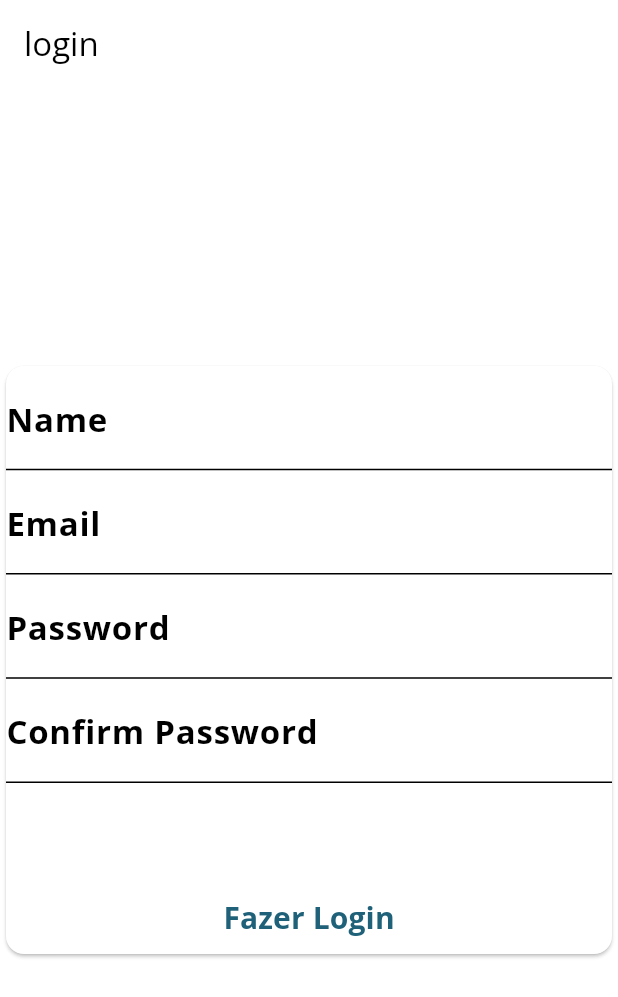
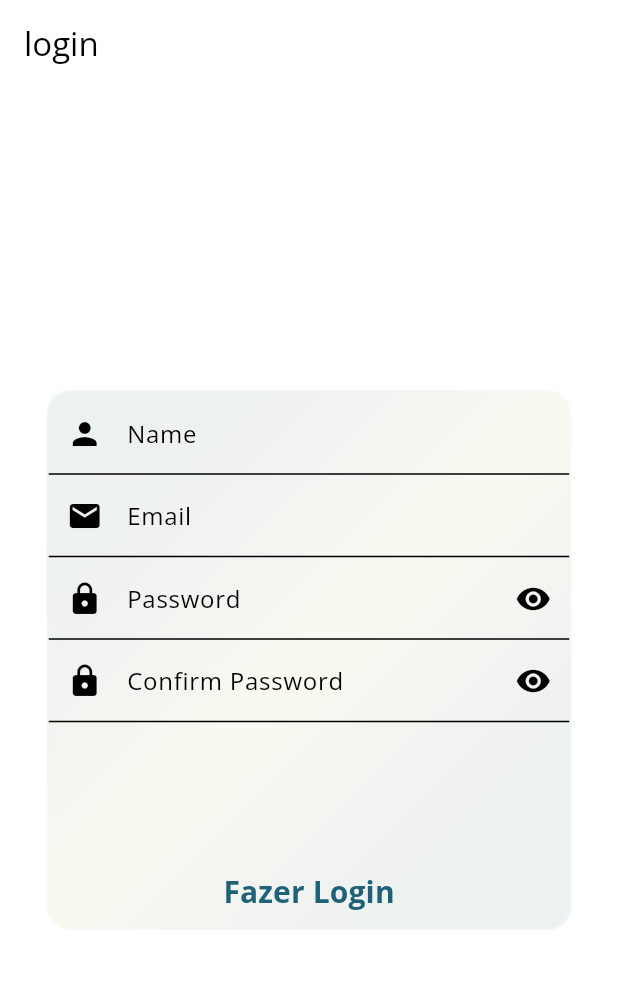
Before and after one commit to jonkstro/wollygator-app, a Flutter app: the screen it shows after launch, after a tap on "Fazer registro", on a phone screen of 412 x 824 dp. Shown: the top 997 px of the screen. Run offline on Flutter 3.47's test engine with Material 3 defaults, Android fonts, the phone set to English and light mode, and no system bars; our stand-ins replace firebase_core, flutter_dotenv; accounts and stored records are empty; statements that could not run were skipped.

Commit message:
Form OK com Animações

```diff
--- /dev/null
+++ b/lib/components/auth_form_container.dart
@@ -0,0 +1,42 @@
+import 'package:flutter/material.dart';
+import 'package:wolly_team/utils/constants/constant_colors.dart';
+
+/// specifies size of form and gradients
+class AuthFormContainer extends StatelessWidget {
+  const AuthFormContainer({
+    super.key,
+    required this.child,
+  });
+
+  final Widget child;
+
+  @override
+  Widget build(BuildContext context) {
+    return Container(
+      height: 360.0,
+      width: 350.0,
+      constraints: const BoxConstraints(
+        maxWidth: 500,
+        maxHeight: 500,
+      ),
+      decoration: BoxDecoration(
+        borderRadius: BorderRadius.circular(16.0),
+        gradient: LinearGradient(
+          colors: [
+            // TODO: Mudar para ficar conforme tema muda de cor
+            ConstantColors.geyser.withOpacity(0.5),
+            ConstantColors.ecru_white,
+            ConstantColors.geyser.withOpacity(0.5),
+          ],
+          begin: AlignmentDirectional.topStart,
+          end: AlignmentDirectional.bottomEnd,
+        ),
+        border: Border.all(
+          width: 1.5,
+          color: Colors.white.withOpacity(0.2),
+        ),
+      ),
+      child: child,
+    );
+  }
+}
--- a/lib/components/auth_form_widget.dart
+++ b/lib/components/auth_form_widget.dart
@@ -1,4 +1,5 @@
 import 'package:flutter/material.dart';
+import 'package:wolly_team/components/auth_form_container.dart';
 import 'package:wolly_team/components/auth_form_flip_animation.dart';
 import 'package:wolly_team/core/models/auth_form_model.dart';
 
@@ -21,11 +22,7 @@ class _AuthFormWidgetState extends State<AuthFormWidget> {
 
   @override
   Widget build(BuildContext context) {
-    return Container(
-      color: Colors.transparent,
-      width: 600,
-      height: 400,
-      child: Form(
+    return Form(
       key: _formKey,
       child: AuthFormFlipAnimation(
         formData: _formData,
@@ -36,7 +33,6 @@ class _AuthFormWidgetState extends State<AuthFormWidget> {
         signupForm: SignupForm(
           toggleAuthMode: _toggleAuthMode,
           formData: _formData,
-          ),
         ),
       ),
     );
@@ -59,31 +55,52 @@ class SignupForm extends StatefulWidget {
 class _SignupFormState extends State<SignupForm> {
   @override
   Widget build(BuildContext context) {
-    return Container(
-      width: 600,
-      height: 400,
-      child: Card(
+    return AuthFormContainer(
       child: Column(
         children: <Widget>[
           TextFormField(
-              decoration: const InputDecoration(labelText: 'Name'),
+            decoration: const InputDecoration(
+              labelText: 'Name',
+              prefixIcon: Icon(Icons.person),
+            ),
             textInputAction: TextInputAction.next,
             keyboardType: TextInputType.text,
+            style: Theme.of(context).textTheme.labelSmall,
           ),
           TextFormField(
-              decoration: const InputDecoration(labelText: 'Email'),
+            decoration: const InputDecoration(
+              labelText: 'Email',
+              prefixIcon: Icon(Icons.email),
+            ),
             textInputAction: TextInputAction.next,
             keyboardType: TextInputType.emailAddress,
+            style: Theme.of(context).textTheme.labelSmall,
           ),
           TextFormField(
-              decoration: const InputDecoration(labelText: 'Password'),
+            decoration: InputDecoration(
+              labelText: 'Password',
+              prefixIcon: const Icon(Icons.lock),
+              suffixIcon: IconButton(
+                onPressed: () {},
+                icon: const Icon(Icons.visibility),
+              ),
+            ),
             textInputAction: TextInputAction.next,
             keyboardType: TextInputType.text,
+            style: Theme.of(context).textTheme.labelSmall,
           ),
           TextFormField(
-              decoration: const InputDecoration(labelText: 'Confirm Password'),
+            decoration: InputDecoration(
+              labelText: 'Confirm Password',
+              prefixIcon: const Icon(Icons.lock),
+              suffixIcon: IconButton(
+                onPressed: () {},
+                icon: const Icon(Icons.visibility),
+              ),
+            ),
             textInputAction: TextInputAction.next,
             keyboardType: TextInputType.text,
+            style: Theme.of(context).textTheme.labelSmall,
           ),
           const Spacer(),
           TextButton(
@@ -91,7 +108,6 @@ class _SignupFormState extends State<SignupForm> {
             child: const Text('Fazer Login'),
           ),
         ],
-        ),
       ),
     );
   }
@@ -114,21 +130,30 @@ class LoginForm extends StatefulWidget {
 class _LoginFormState extends State<LoginForm> {
   @override
   Widget build(BuildContext context) {
-    return Container(
-      width: 600,
-      height: 400,
-      child: Card(
+    return AuthFormContainer(
       child: Column(
         children: <Widget>[
           TextFormField(
-              decoration: const InputDecoration(labelText: 'Email'),
+            decoration: const InputDecoration(
+              labelText: 'Email',
+              prefixIcon: Icon(Icons.email),
+            ),
             textInputAction: TextInputAction.next,
             keyboardType: TextInputType.emailAddress,
+            style: Theme.of(context).textTheme.labelSmall,
           ),
           TextFormField(
-              decoration: const InputDecoration(labelText: 'Password'),
+            decoration: InputDecoration(
+              labelText: 'Password',
+              prefixIcon: const Icon(Icons.lock),
+              suffixIcon: IconButton(
+                onPressed: () {},
+                icon: const Icon(Icons.visibility),
+              ),
+            ),
             textInputAction: TextInputAction.next,
             keyboardType: TextInputType.text,
+            style: Theme.of(context).textTheme.labelSmall,
           ),
           const Spacer(),
           TextButton(
@@ -137,7 +162,6 @@ class _LoginFormState extends State<LoginForm> {
           ),
         ],
       ),
-      ),
     );
   }
 }
--- a/lib/utils/themes/app_theme.dart
+++ b/lib/utils/themes/app_theme.dart
@@ -27,6 +27,12 @@ class CustomAppTheme {
         textTheme: textTheme,
         elevatedButtonTheme: elevatedButtonTheme,
         colorScheme: colorScheme,
+        inputDecorationTheme: const InputDecorationTheme(
+          labelStyle: TextStyle(
+            fontSize: 16,
+            fontWeight: FontWeight.normal,
+          ),
+        )
         // add mais configurações se for necessário
         );
   }
```
Lines whose indentation alone changed are shown as unchanged.
